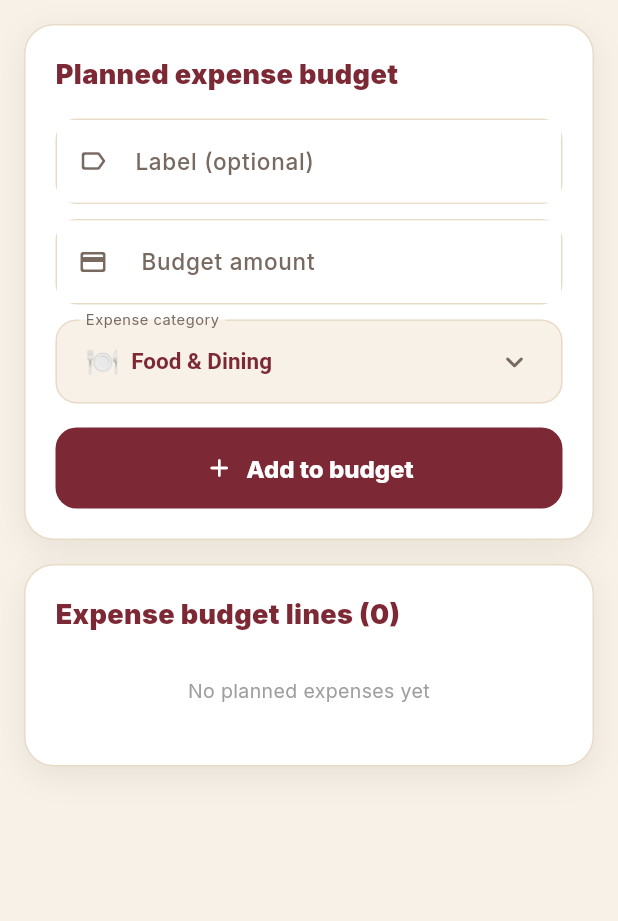
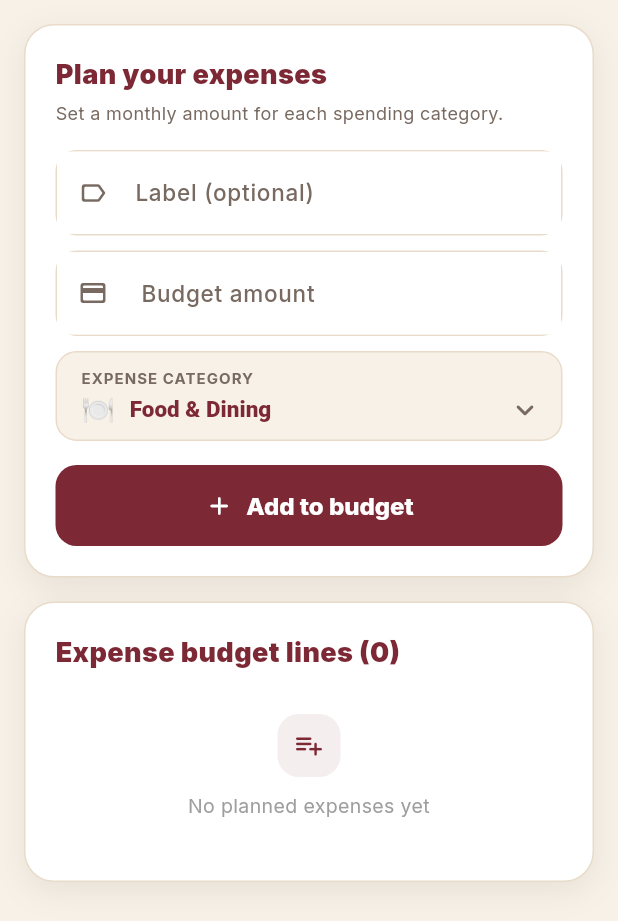
Before and after one commit to pattkabagambe-byte/budjit, a Flutter app: the _PlannedExpenseSubTab widget shown alone on an empty page, opened directly with empty values, on a phone screen of 412 x 824 dp. Shown: the top 921 px of the screen. Run offline on Flutter 3.47's test engine with Material 3 defaults, Android fonts, the phone set to English and light mode, and no system bars; drawn by our look-alikes of flutter_animate; our stand-ins replace cloud_firestore, drift, firebase_auth, firebase_core, firebase_crashlytics, fl_chart and 11 more; missing offline and left inert: excel, purchases_flutter; accounts and stored records are empty; generated files the repository leaves out were written again.

Commit message:
refactor: polish planned expense form

```diff
--- a/lib/features/budget_planner/presentation/screens/tabbed_budget_planner_view.dart
+++ b/lib/features/budget_planner/presentation/screens/tabbed_budget_planner_view.dart
@@ -657,7 +657,11 @@ class _PlannedExpenseSubTabState extends ConsumerState<_PlannedExpenseSubTab> {
             child: Column(
               crossAxisAlignment: CrossAxisAlignment.start,
               children: [
-                _TCardTitle('Planned expense budget', widget.isDark),
+                _TCardTitle(
+                  'Plan your expenses',
+                  widget.isDark,
+                  subtitle: 'Set a monthly amount for each spending category.',
+                ),
                 const SizedBox(height: 16),
                 _TField(
                   ctrl: _labelCtrl,
@@ -709,7 +713,10 @@ class _PlannedExpenseSubTabState extends ConsumerState<_PlannedExpenseSubTab> {
                       widget.isDark),
                   const SizedBox(height: 8),
                   if (budgets.isEmpty)
-                    _TEmptyState('No planned expenses yet')
+                    _TEmptyState(
+                      'No planned expenses yet',
+                      icon: Icons.playlist_add_rounded,
+                    )
                   else
                     ...budgets.map((b) => _TEntryRow(
                           id: b.id,
@@ -1099,18 +1106,35 @@ class _TCard extends StatelessWidget {
 class _TCardTitle extends StatelessWidget {
   final String text;
   final bool isDark;
-
-  const _TCardTitle(this.text, this.isDark);
+  final String? subtitle;
+
+  const _TCardTitle(this.text, this.isDark, {this.subtitle});
 
   @override
   Widget build(BuildContext context) {
-    return Text(
+    return Column(
+      crossAxisAlignment: CrossAxisAlignment.start,
+      children: [
+        Text(
           text,
           style: TextStyle(
             fontSize: 18,
             fontWeight: FontWeight.w900,
             color: isDark ? Colors.white : AppColors.navy,
           ),
+        ),
+        if (subtitle != null) ...[
+          const SizedBox(height: 5),
+          Text(
+            subtitle!,
+            style: TextStyle(
+              fontSize: 12,
+              height: 1.35,
+              color: isDark ? AppColors.tabMutedDark : AppColors.tabMuted,
+            ),
+          ),
+        ],
+      ],
     );
   }
 }
@@ -1203,43 +1227,46 @@ class _TCategoryPicker extends StatelessWidget {
 
   @override
   Widget build(BuildContext context) {
-    return InputDecorator(
-      decoration: InputDecoration(
-        labelText: label,
-        labelStyle: TextStyle(
-          color: isDark ? AppColors.tabMutedDark : AppColors.tabMuted,
-          fontSize: 13,
-        ),
-        contentPadding: const EdgeInsets.symmetric(horizontal: 16, vertical: 4),
-        border: OutlineInputBorder(
-          borderRadius: BorderRadius.circular(14),
-          borderSide: BorderSide(
-            color: isDark ? AppColors.tabBorderDark : AppColors.tabBorder,
-          ),
-        ),
-        enabledBorder: OutlineInputBorder(
-          borderRadius: BorderRadius.circular(14),
-          borderSide: BorderSide(
-            color: isDark ? AppColors.tabBorderDark : AppColors.tabBorder,
-          ),
-        ),
-        filled: true,
-        fillColor: isDark
+    final muted = isDark ? AppColors.tabMutedDark : AppColors.tabMuted;
+    return Semantics(
+      label: label,
+      child: Container(
+        padding: const EdgeInsets.fromLTRB(16, 10, 12, 8),
+        decoration: BoxDecoration(
+          color: isDark
               ? AppColors.tabBgDark.withValues(alpha: 0.6)
               : AppColors.lightBg,
-      ),
-      child: DropdownButtonHideUnderline(
+          borderRadius: BorderRadius.circular(14),
+          border: Border.all(
+            color: isDark ? AppColors.tabBorderDark : AppColors.tabBorder,
+          ),
+        ),
+        child: Column(
+          crossAxisAlignment: CrossAxisAlignment.start,
+          children: [
+            Text(
+              label.toUpperCase(),
+              style: TextStyle(
+                color: muted,
+                fontSize: 10,
+                fontWeight: FontWeight.w700,
+                letterSpacing: 0.7,
+              ),
+            ),
+            const SizedBox(height: 2),
+            DropdownButtonHideUnderline(
               child: DropdownButton<String>(
                 value: selectedId,
                 isExpanded: true,
+                isDense: true,
                 dropdownColor: isDark ? AppColors.tabCardDark : Colors.white,
+                borderRadius: BorderRadius.circular(14),
                 style: TextStyle(
                   fontSize: 15,
                   fontWeight: FontWeight.w700,
                   color: isDark ? Colors.white : AppColors.navy,
                 ),
-          icon: Icon(Icons.keyboard_arrow_down_rounded,
-              color: isDark ? AppColors.tabMutedDark : AppColors.tabMuted),
+                icon: Icon(Icons.keyboard_arrow_down_rounded, color: muted),
                 onChanged: (v) {
                   if (v != null) onChanged(v);
                 },
@@ -1247,13 +1274,20 @@ class _TCategoryPicker extends StatelessWidget {
                     .map((c) => Row(
                           children: [
                             Text(c.emoji, style: const TextStyle(fontSize: 18)),
-                      const SizedBox(width: 8),
-                      Text(c.label,
+                            const SizedBox(width: 10),
+                            Expanded(
+                              child: Text(
+                                c.label,
+                                maxLines: 1,
+                                overflow: TextOverflow.ellipsis,
                                 style: TextStyle(
                                   fontSize: 15,
-                            fontWeight: FontWeight.w700,
-                            color: isDark ? Colors.white : AppColors.navy,
-                          )),
+                                  fontWeight: FontWeight.w800,
+                                  color:
+                                      isDark ? Colors.white : AppColors.primary,
+                                ),
+                              ),
+                            ),
                           ],
                         ))
                     .toList(),
@@ -1262,13 +1296,17 @@ class _TCategoryPicker extends StatelessWidget {
                           value: c.id,
                           child: Row(
                             children: [
-                        Text(c.emoji, style: const TextStyle(fontSize: 18)),
+                              Text(c.emoji,
+                                  style: const TextStyle(fontSize: 18)),
                               const SizedBox(width: 10),
                               Expanded(child: Text(c.label)),
                             ],
                           ),
                         ))
                     .toList(),
+              ),
+            ),
+          ],
         ),
       ),
     );
@@ -1470,17 +1508,35 @@ class _TEntryRow extends StatelessWidget {
 
 class _TEmptyState extends StatelessWidget {
   final String message;
-  const _TEmptyState(this.message);
+  final IconData? icon;
+
+  const _TEmptyState(this.message, {this.icon});
 
   @override
   Widget build(BuildContext context) {
     return Padding(
       padding: const EdgeInsets.symmetric(vertical: 20),
       child: Center(
-        child: Text(
+        child: Column(
+          children: [
+            if (icon != null) ...[
+              Container(
+                width: 42,
+                height: 42,
+                decoration: BoxDecoration(
+                  color: AppColors.primary.withValues(alpha: 0.08),
+                  borderRadius: BorderRadius.circular(14),
+                ),
+                child: Icon(icon, color: AppColors.primary, size: 21),
+              ),
+              const SizedBox(height: 10),
+            ],
+            Text(
               message,
               style: const TextStyle(color: Colors.grey, fontSize: 13),
               textAlign: TextAlign.center,
+            ),
+          ],
         ),
       ),
     );
```
Lines whose indentation alone changed are shown as unchanged.
